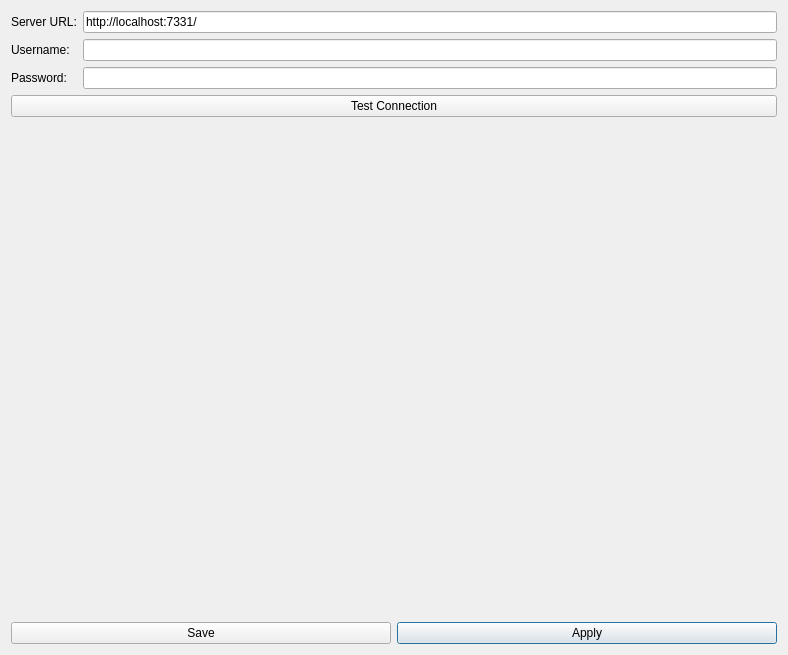
Qt form image_ai_utils/common/ui/settings_dialog.ui (qweryty/image-ai-utils-krita) before a commit.
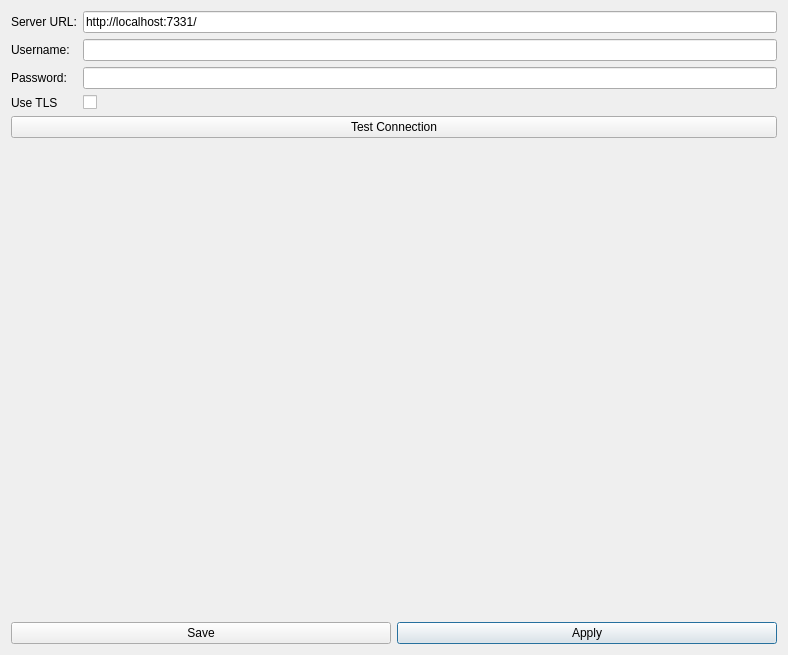
The same form after that commit.

Commit message: Added default settings, added progress bar

```diff
--- a/image_ai_utils/common/ui/settings_dialog.ui
+++ b/image_ai_utils/common/ui/settings_dialog.ui
@@ -67,6 +67,20 @@
        </property>
       </widget>
      </item>
+     <item row="3" column="0">
+      <widget class="QLabel" name="label_4">
+       <property name="text">
+        <string>Use TLS</string>
+       </property>
+      </widget>
+     </item>
+     <item row="3" column="1">
+      <widget class="QCheckBox" name="use_tls_check_box">
+       <property name="text">
+        <string/>
+       </property>
+      </widget>
+     </item>
     </layout>
    </item>
    <item row="3" column="1">
```
The commit also changes 8 other files.
